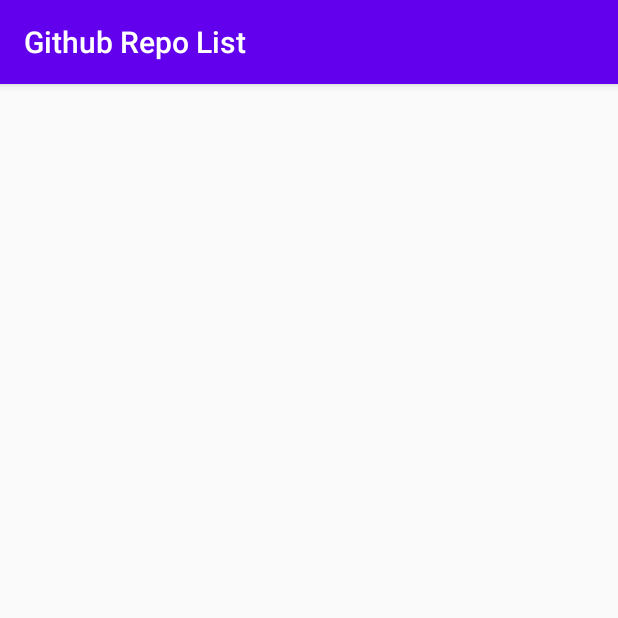
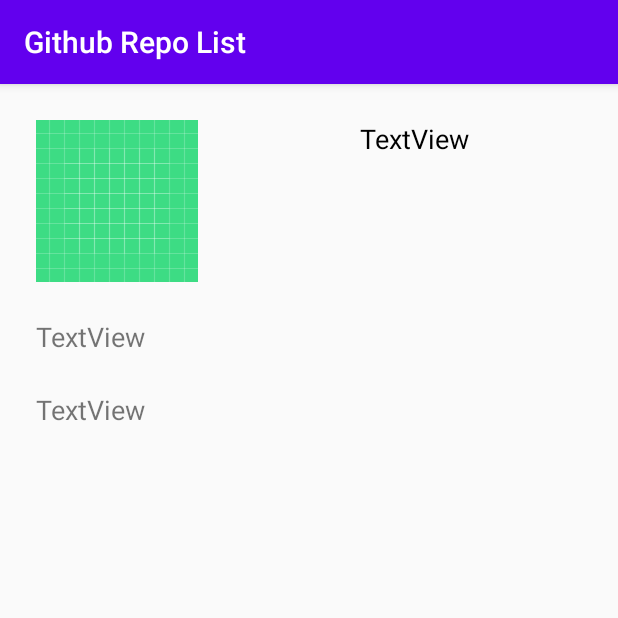
Before and after one commit to Mrtckr008/GithubRepoList, an Android app: the fragment RepoDetailFragment shown on its own in the app's theme, on a phone screen of 412 x 824 dp, the top half of it. Run offline under Robolectric (Android 15) with nearby library versions, the phone set to English and light mode, and no system bars; our stand-ins replace data binding, navigation-ui; network calls fail; pictures from the network do not load; 2 statements that could not run were skipped.

Commit message:
* Handled status of error cases. (etc. invalid username) * RepoDetail views has been set.

```diff
--- a/app/src/main/AndroidManifest.xml
+++ b/app/src/main/AndroidManifest.xml
@@ -13,10 +13,9 @@
         android:roundIcon="@mipmap/ic_launcher_round"
         android:supportsRtl="true"
         android:theme="@style/AppTheme">
-        <activity android:name=".View.MainActivity">
+        <activity android:name=".view.MainActivity">
             <intent-filter>
                 <action android:name="android.intent.action.MAIN" />
-
                 <category android:name="android.intent.category.LAUNCHER" />
             </intent-filter>
         </activity>
--- a/app/src/main/java/com/example/githubrepolist/View/RepoDetailFragment.kt
+++ /dev/null
@@ -1,39 +0,0 @@
-package com.example.githubrepolist.View
-
-import android.os.Bundle
-import androidx.fragment.app.Fragment
-import android.view.LayoutInflater
-import android.view.View
-import android.view.ViewGroup
-
-import com.example.githubrepolist.R
-
-
-class RepoDetailFragment : Fragment() {
-
-
-    override fun onCreate(savedInstanceState: Bundle?) {
-        super.onCreate(savedInstanceState)
-
-    }
-
-    override fun onCreateView(
-        inflater: LayoutInflater, container: ViewGroup?,
-        savedInstanceState: Bundle?
-    ): View? {
-        // Inflate the layout for this fragment
-        return inflater.inflate(R.layout.fragment_repo_detail, container, false)
-    }
-
-    override fun onViewCreated(view: View, savedInstanceState: Bundle?) {
-        super.onViewCreated(view, savedInstanceState)
-
-
-
-
-    }
-
-    companion object {
-
-    }
-}
--- a/app/src/main/java/com/example/githubrepolist/Adapter/UsersRepoAdapter.kt
+++ b/app/src/main/java/com/example/githubrepolist/adapter/UsersRepoAdapter.kt
@@ -1,14 +1,20 @@
-package com.example.githubrepolist.Adapter
+package com.example.githubrepolist.adapter
 
 import android.view.LayoutInflater
 import android.view.View
 import android.view.ViewGroup
+import androidx.navigation.Navigation
 import androidx.recyclerview.widget.RecyclerView
-import com.example.githubrepolist.Model.UserRepo
+import com.example.githubrepolist.model.UserRepo
 import com.example.githubrepolist.R
+import com.example.githubrepolist.view.HomeFragmentDirections
 import kotlinx.android.synthetic.main.repo_item_list.view.*
 
 class UsersRepoAdapter(var usersRepoList:ArrayList<UserRepo>) : RecyclerView.Adapter<UsersRepoAdapter.FeedViewHolder>() {
+    companion object{
+        var userRepoListForHomeFragment:ArrayList<UserRepo> ?=null
+        var selectedPosition=0
+    }
     override fun onCreateViewHolder(parent: ViewGroup, viewType: Int): FeedViewHolder {
         val view = LayoutInflater.from(parent.
             context).inflate(R.layout.repo_item_list,parent,false)
@@ -20,11 +26,16 @@ class UsersRepoAdapter(var usersRepoList:ArrayList<UserRepo>) : RecyclerView.Ada
 
     override fun onBindViewHolder(holder: FeedViewHolder, position: Int) {
         holder.itemView.repo_name.text=usersRepoList[position].name
+        holder.itemView.repo_name.setOnClickListener {
+            val action = HomeFragmentDirections.actionHomeFragmentToRepoDetailFragment()
+            Navigation.findNavController(it).navigate(action)
+        }
     }
 
     fun updateUsersRepoList(newRepoList:List<UserRepo>){
         usersRepoList.clear()
         usersRepoList.addAll(newRepoList)
+        userRepoListForHomeFragment=usersRepoList
         notifyDataSetChanged()
     }
 
--- a/app/src/main/java/com/example/githubrepolist/Model/UserRepo.kt
+++ b/app/src/main/java/com/example/githubrepolist/model/UserRepo.kt
@@ -1,4 +1,4 @@
-package com.example.githubrepolist.Model
+package com.example.githubrepolist.model
 
 import com.google.gson.annotations.Expose
 import com.google.gson.annotations.SerializedName
--- a/app/src/main/java/com/example/githubrepolist/Service/UserRepoAPIService.kt
+++ b/app/src/main/java/com/example/githubrepolist/service/UserRepoAPIService.kt
@@ -1,6 +1,6 @@
-package com.example.githubrepolist.Service
+package com.example.githubrepolist.service
 
-import com.example.githubrepolist.Model.UserRepo
+import com.example.githubrepolist.model.UserRepo
 import io.reactivex.Single
 import retrofit2.Retrofit
 import retrofit2.adapter.rxjava2.RxJava2CallAdapterFactory
--- a/app/src/main/java/com/example/githubrepolist/Service/UserRepoApi.kt
+++ b/app/src/main/java/com/example/githubrepolist/service/UserRepoApi.kt
@@ -1,6 +1,6 @@
-package com.example.githubrepolist.Service
+package com.example.githubrepolist.service
 
-import com.example.githubrepolist.Model.UserRepo
+import com.example.githubrepolist.model.UserRepo
 import io.reactivex.Single
 import retrofit2.http.GET
 import retrofit2.http.Path
--- /dev/null
+++ b/app/src/main/java/com/example/githubrepolist/view/RepoDetailFragment.kt
@@ -0,0 +1,67 @@
+package com.example.githubrepolist.view
+
+import android.os.Bundle
+import androidx.fragment.app.Fragment
+import android.view.LayoutInflater
+import android.view.View
+import android.view.ViewGroup
+import android.widget.ImageView
+import android.widget.TextView
+import com.bumptech.glide.Glide
+
+import com.example.githubrepolist.R
+import com.example.githubrepolist.adapter.UsersRepoAdapter.Companion.selectedPosition
+import com.example.githubrepolist.adapter.UsersRepoAdapter.Companion.userRepoListForHomeFragment
+import com.example.githubrepolist.utils.Util
+import com.example.githubrepolist.viewmodel.UserRepoViewModel
+
+
+class RepoDetailFragment : Fragment() {
+    var userImage:ImageView?=null
+    var userName:TextView?=null
+    var repoStarsText:TextView?=null
+    var repoOpenIssues:TextView?=null
+    private lateinit var utils : Util
+    override fun onCreate(savedInstanceState: Bundle?) {
+        super.onCreate(savedInstanceState)
+    }
+
+    override fun onCreateView(
+        inflater: LayoutInflater, container: ViewGroup?,
+        savedInstanceState: Bundle?
+    ): View? {
+        // Inflate the layout for this fragment
+        return inflater.inflate(R.layout.fragment_repo_detail, container, false)
+    }
+
+    override fun onViewCreated(view: View, savedInstanceState: Bundle?) {
+        super.onViewCreated(view, savedInstanceState)
+        utils= Util()
+        findViews(view)
+        setViewDatas()
+    }
+
+
+    private fun findViews(view: View){
+        userImage=view.findViewById(R.id.user_profile_image)
+        userName=view.findViewById(R.id.user_name)
+        repoStarsText=view.findViewById(R.id.repo_stars_text)
+        repoOpenIssues=view.findViewById(R.id.repo_open_issue_text)
+    }
+
+    private fun setViewDatas(){
+        MainActivity.mainActivityContext?.let { userImage?.let { it1 ->
+            utils.loadImageWithGlide(it, userRepoListForHomeFragment?.get(selectedPosition)?.owner?.avatarUrl.toString(),
+                it1
+            )
+        } }
+        userName?.let { utils.setTextView(it, userRepoListForHomeFragment?.get(selectedPosition)?.owner?.login.toString()) }
+        repoStarsText?.let { utils.setTextView(it,"Stars: "+
+            userRepoListForHomeFragment?.get(selectedPosition)?.stargazersCount.toString()
+        ) }
+        repoOpenIssues?.let { utils.setTextView(it, "Open Issues: "+userRepoListForHomeFragment?.get(selectedPosition)?.openIssuesCount.toString()) }
+    }
+
+    companion object {
+    }
+}
--- a/app/src/main/res/layout/activity_main.xml
+++ b/app/src/main/res/layout/activity_main.xml
@@ -4,7 +4,7 @@
     xmlns:tools="http://schemas.android.com/tools"
     android:layout_width="match_parent"
     android:layout_height="match_parent"
-    tools:context=".View.MainActivity">
+    tools:context=".view.MainActivity">
 
     <fragment
         android:id="@+id/navigation_fragment"
@@ -16,5 +16,5 @@
         app:layout_constraintEnd_toEndOf="parent"
         app:layout_constraintStart_toStartOf="parent"
         app:layout_constraintTop_toTopOf="parent"
-        app:navGraph="@navigation/my_navigation" />
+        app:navGraph="@navigation/navigation" />
 </androidx.constraintlayout.widget.ConstraintLayout>
--- a/app/src/main/res/layout/fragment_home.xml
+++ b/app/src/main/res/layout/fragment_home.xml
@@ -28,13 +28,15 @@
             android:layout_marginStart="16dp"
             android:layout_marginTop="16dp"
             android:layout_marginEnd="16dp"
-            android:background="@null"
+            android:background="@android:color/white"
             android:ems="10"
             android:hint="Username"
-            android:inputType="textPersonName"
+            android:imeOptions="actionDone|actionSearch"
             android:padding="8dp"
             app:layout_constraintEnd_toStartOf="@+id/submit_button"
             app:layout_constraintStart_toStartOf="parent"
+            android:digits="ABCDEFGHIJKLMNOPQRSTUVWXYZabcdefghijklmnopqrstuvwxyz1234567890"
+            android:inputType="textFilter"
             app:layout_constraintTop_toTopOf="parent" />
 
         <Button
--- a/app/src/main/res/layout/fragment_repo_detail.xml
+++ b/app/src/main/res/layout/fragment_repo_detail.xml
@@ -1,10 +1,55 @@
 <?xml version="1.0" encoding="utf-8"?>
 
 <layout xmlns:android="http://schemas.android.com/apk/res/android"
+    xmlns:app="http://schemas.android.com/apk/res-auto"
     xmlns:tools="http://schemas.android.com/tools">
-    <FrameLayout
+    <androidx.constraintlayout.widget.ConstraintLayout
         android:layout_width="match_parent"
         android:layout_height="match_parent"
-        tools:context=".View.RepoDetailFragment">
-    </FrameLayout>
+        tools:context=".view.RepoDetailFragment">
+
+        <ImageView
+            android:id="@+id/user_profile_image"
+            android:layout_width="wrap_content"
+            android:layout_height="wrap_content"
+            android:layout_marginStart="24dp"
+            android:layout_marginTop="24dp"
+            app:layout_constraintStart_toStartOf="parent"
+            app:layout_constraintTop_toTopOf="parent"
+            app:srcCompat="@drawable/ic_launcher_background" />
+
+        <TextView
+            android:id="@+id/user_name"
+            android:layout_width="0dp"
+            android:layout_height="wrap_content"
+            android:layout_marginStart="16dp"
+            android:layout_marginEnd="8dp"
+            android:gravity="center"
+            android:text="TextView"
+            android:textColor="#000000"
+            android:textSize="18sp"
+            app:layout_constraintEnd_toEndOf="parent"
+            app:layout_constraintStart_toEndOf="@+id/user_profile_image"
+            app:layout_constraintTop_toTopOf="@+id/user_profile_image" />
+
+        <TextView
+            android:id="@+id/repo_stars_text"
+            android:layout_width="wrap_content"
+            android:layout_height="wrap_content"
+            android:layout_marginTop="24dp"
+            android:text="TextView"
+            android:textSize="18sp"
+            app:layout_constraintStart_toStartOf="@+id/user_profile_image"
+            app:layout_constraintTop_toBottomOf="@+id/user_profile_image" />
+
+        <TextView
+            android:id="@+id/repo_open_issue_text"
+            android:layout_width="wrap_content"
+            android:layout_height="wrap_content"
+            android:layout_marginTop="24dp"
+            android:text="TextView"
+            android:textSize="18sp"
+            app:layout_constraintStart_toStartOf="@+id/repo_stars_text"
+            app:layout_constraintTop_toBottomOf="@+id/repo_stars_text" />
+    </androidx.constraintlayout.widget.ConstraintLayout>
 </layout>
--- a/app/src/main/res/navigation/my_navigation.xml
+++ b/app/src/main/res/navigation/navigation.xml
@@ -5,7 +5,7 @@
 
     <fragment
         android:id="@+id/homeFragment"
-        android:name="com.example.githubrepolist.View.HomeFragment"
+        android:name="com.example.githubrepolist.view.HomeFragment"
         android:label="HomeFragment" >
         <action
             android:id="@+id/action_homeFragment_to_repoDetailFragment"
@@ -13,6 +13,6 @@
     </fragment>
     <fragment
         android:id="@+id/repoDetailFragment"
-        android:name="com.example.githubrepolist.View.RepoDetailFragment"
+        android:name="com.example.githubrepolist.view.RepoDetailFragment"
         android:label="RepoDetailFragment" />
 </navigation>
```
Also changed, not shown: app/build.gradle (+0 -7 lines), app/src/main/java/com/example/githubrepolist/utils/Util.kt (added, +45 -0 lines), app/src/main/java/com/example/githubrepolist/view/HomeFragment.kt (renamed from app/src/main/java/com/example/githubrepolist/View/HomeFragment.kt, +10 -24 lines), app/src/main/java/com/example/githubrepolist/view/MainActivity.kt (renamed from app/src/main/java/com/example/githubrepolist/View/MainActivity.kt, +17 -15 lines), app/src/main/java/com/example/githubrepolist/viewmodel/UserRepoViewModel.kt (renamed from app/src/main/java/com/example/githubrepolist/ViewModel/UserRepoViewModel.kt, +24 -5 lines), app/src/main/res/layout/repo_item_list.xml (+13 -0 lines).
